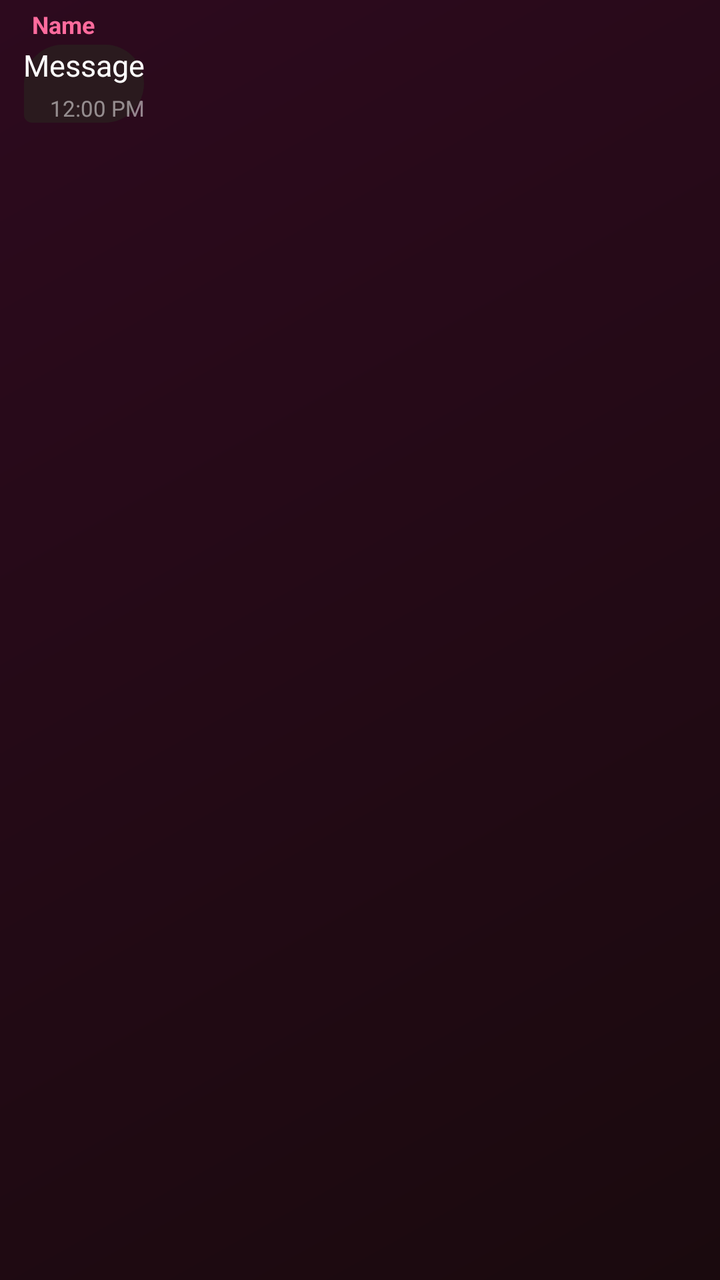
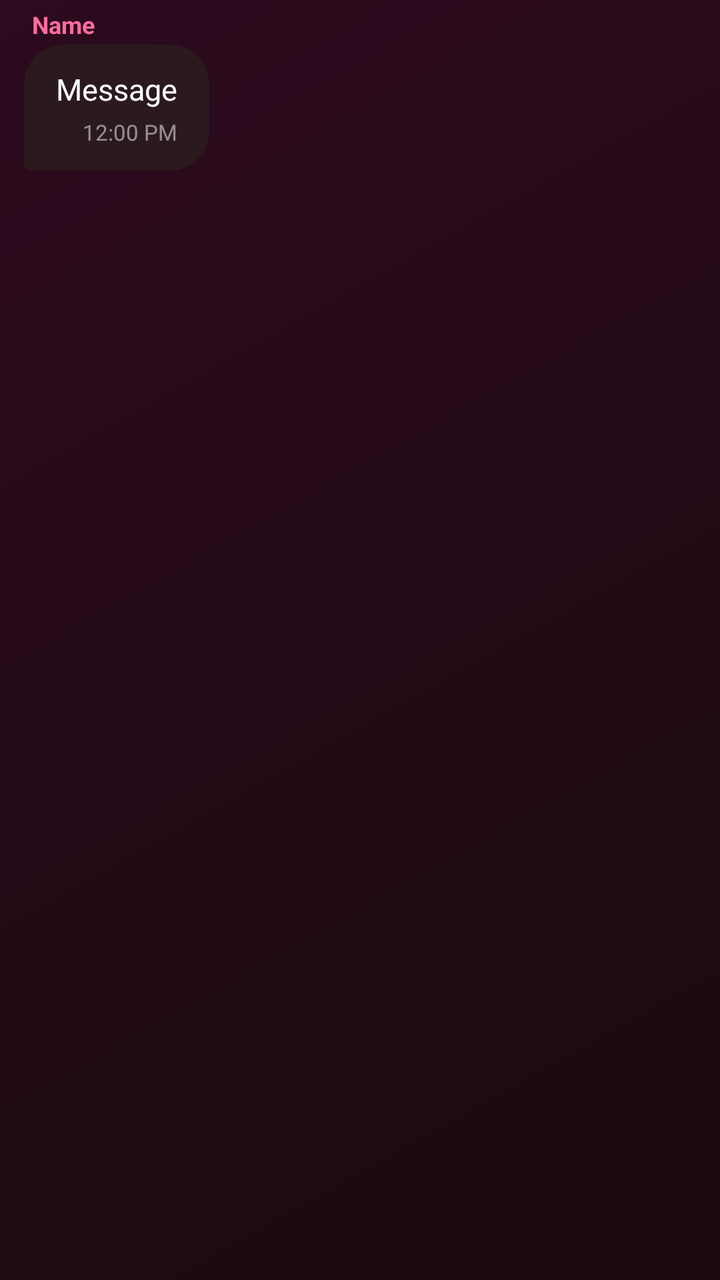

Screens rendered from an Android XML layout before and after an edit, with the pre-edit source and the edit as a unified diff.
<!-- AndroidManifest.xml: application theme Theme.EBChat -->
<!-- res/layout/item_group_message.xml -->
<?xml version="1.0" encoding="utf-8"?>
<LinearLayout
    xmlns:android="http://schemas.android.com/apk/res/android"
    android:layout_width="match_parent"
    android:layout_height="wrap_content"
    android:orientation="vertical"
    android:padding="4dp">

    <TextView
        android:id="@+id/senderName"
        android:layout_width="wrap_content"
        android:layout_height="wrap_content"
        android:layout_marginStart="12dp"
        android:layout_marginBottom="2dp"
        android:text="Name"
        android:textColor="@color/pink_primary"
        android:textSize="12sp"
        android:textStyle="bold" />

    <LinearLayout
        android:id="@+id/messageBubble"
        android:layout_width="wrap_content"
        android:layout_height="wrap_content"
        android:orientation="vertical"
        android:background="@drawable/bg_chat_receiver"
        android:padding="12dp 16dp"
        android:layout_marginStart="8dp"
        android:maxWidth="280dp">

        <TextView
            android:id="@+id/messageText"
            android:layout_width="wrap_content"
            android:layout_height="wrap_content"
            android:text="Message"
            android:textColor="@color/text_primary"
            android:textSize="15sp" />

        <TextView
            android:id="@+id/timeText"
            android:layout_width="wrap_content"
            android:layout_height="wrap_content"
            android:layout_gravity="end"
            android:layout_marginTop="4dp"
            android:text="12:00 PM"
            android:textColor="@color/text_hint"
            android:textSize="11sp" />
    </LinearLayout>
</LinearLayout>
<!-- resources referenced by this layout -->
<resources>
  <color name="pink_primary">#FF6B9D</color>
  <color name="text_hint">#80FFFFFF</color>
  <color name="text_primary">#FFFFFF</color>
  <!-- drawable bg_chat_receiver (drawable) -->
  <?xml version="1.0" encoding="utf-8"?>
  <shape xmlns:android="http://schemas.android.com/apk/res/android"
      android:shape="rectangle">
      <solid android:color="@color/bg_chat_receiver" />
      <corners
          android:topLeftRadius="20dp"
          android:topRightRadius="20dp"
          android:bottomRightRadius="20dp"
          android:bottomLeftRadius="4dp" />
  </shape>
  <style name="Theme.EBChat" parent="Theme.Material3.Dark.NoActionBar">
          <item name="colorPrimary">@color/pink_primary</item>
          <item name="colorPrimaryDark">@color/pink_primary_dark</item>
          <item name="colorAccent">@color/pink_accent</item>
          <item name="android:statusBarColor">@android:color/transparent</item>
          <item name="android:navigationBarColor">@android:color/transparent</item>
          <item name="android:windowBackground">@drawable/bg_gradient</item>
          <item name="android:windowLightStatusBar">false</item>
          <item name="android:windowLightNavigationBar">false</item>
          <item name="android:windowTranslucentStatus">true</item>
          <item name="android:windowTranslucentNavigation">true</item>
          <item name="materialButtonStyle">@style/PinkButton</item>
          <item name="textInputStyle">@style/GlassInput</item>
      </style>
  <color name="bg_chat_receiver">#2A1A1E</color>
  <color name="pink_primary_dark">#E91E8C</color>
  <color name="pink_accent">#FF4081</color>
  <!-- drawable bg_gradient (drawable) -->
  <?xml version="1.0" encoding="utf-8"?>
  <shape xmlns:android="http://schemas.android.com/apk/res/android"
      android:shape="rectangle">
      <gradient
          android:startColor="@color/bg_gradient_start"
          android:endColor="@color/bg_gradient_end"
          android:angle="135"
          android:type="linear" />
  </shape>
  <style name="PinkButton" parent="Widget.Material3.Button">
          <item name="android:background">@drawable/bg_button_pink</item>
          <item name="android:textColor">@color/white</item>
          <item name="android:textStyle">bold</item>
          <item name="android:textSize">16sp</item>
          <item name="android:paddingTop">14dp</item>
          <item name="android:paddingBottom">14dp</item>
          <item name="cornerRadius">25dp</item>
          <item name="rippleColor">@color/pink_light</item>
      </style>
  <style name="GlassInput" parent="Widget.Material3.TextInputLayout.OutlinedBox">
          <item name="boxBackgroundColor">@color/bg_input</item>
          <item name="boxStrokeColor">@color/pink_primary</item>
          <item name="boxStrokeWidth">1dp</item>
          <item name="hintTextColor">@color/text_hint</item>
          <item name="android:textColorHint">@color/text_hint</item>
          <item name="endIconTint">@color/pink_primary</item>
          <item name="startIconTint">@color/pink_primary</item>
      </style>
  <color name="bg_gradient_start">#1A0A0E</color>
  <color name="bg_gradient_end">#2D0A1E</color>
  <!-- drawable bg_button_pink (drawable) -->
  <?xml version="1.0" encoding="utf-8"?>
  <ripple xmlns:android="http://schemas.android.com/apk/res/android"
      android:color="@color/pink_light">
      <item>
          <shape android:shape="rectangle">
              <gradient
                  android:startColor="@color/pink_primary"
                  android:endColor="@color/pink_primary_dark"
                  android:angle="45" />
              <corners android:radius="25dp" />
          </shape>
      </item>
  </ripple>
  <color name="white">#FFFFFFFF</color>
  <color name="pink_light">#FFB8D0</color>
  <color name="bg_input">#1AFFFFFF</color>
</resources>

<!-- the commit's change to res/layout/item_group_message.xml (unified diff, before → after) -->
@@ -23,7 +23,8 @@
         android:layout_height="wrap_content"
         android:orientation="vertical"
         android:background="@drawable/bg_chat_receiver"
-        android:padding="12dp 16dp"
+        android:paddingHorizontal="16dp"
+        android:paddingVertical="12dp"
         android:layout_marginStart="8dp"
         android:maxWidth="280dp">
 
